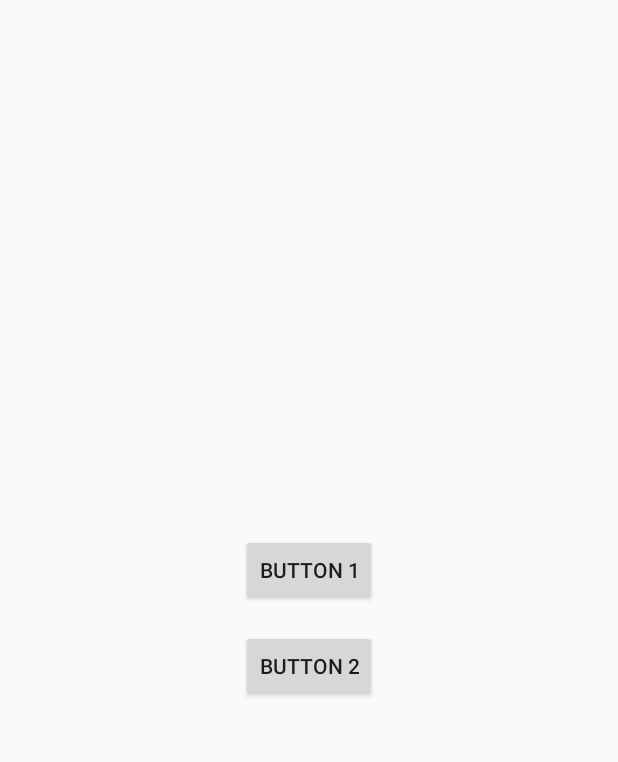
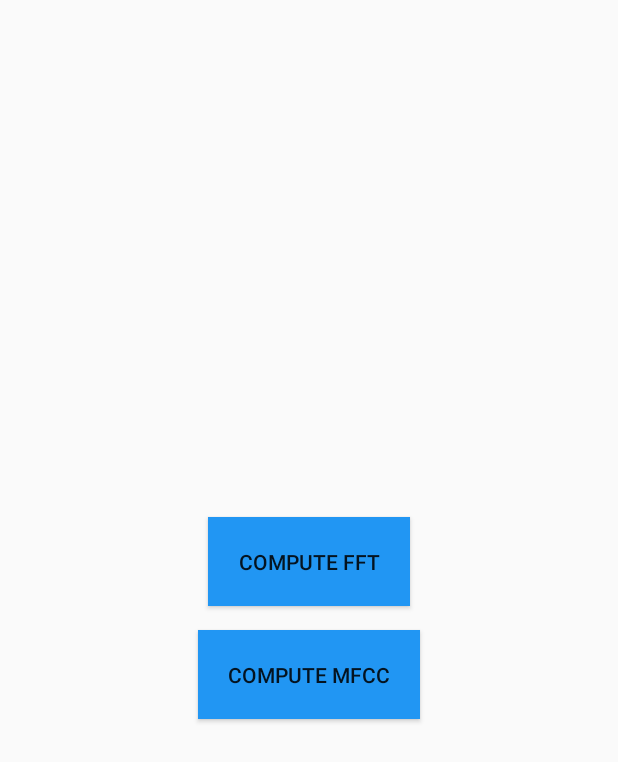
Before and after one commit to hissain/speech, an Android app: the screen it shows after launch (MainActivity), on a phone screen of 412 x 824 dp. Shown: the top 762 px of the screen. Run offline under Robolectric (Android 15) with nearby library versions, the phone set to English and light mode, and no system bars.

Commit message:
Added buttons

```diff
--- /dev/null
+++ b/SpeechRecognizer/app/src/main/java/com/hissain/speechrecognizer/MainActivity.java
@@ -0,0 +1,43 @@
+package com.hissain.speechrecognizer;
+import android.media.MediaPlayer;
+import android.os.Bundle;
+import android.view.View;
+import android.widget.Button;
+
+import androidx.activity.ComponentActivity;
+
+public class MainActivity extends ComponentActivity {
+
+    private MediaPlayer mediaPlayer;
+    private Button buttonFFT;
+    private Button buttonMFFC;
+
+    @Override
+    protected void onCreate(Bundle savedInstanceState) {
+        super.onCreate(savedInstanceState);
+        setContentView(R.layout.main_activity);
+
+        buttonFFT = findViewById(R.id.button_fft);
+        buttonMFFC = findViewById(R.id.button_mfcc);
+
+        buttonMFFC.setOnClickListener(new View.OnClickListener() {
+            @Override
+            public void onClick(View view) {
+                // do MFCC processing
+            }
+        });
+
+        // Load and play the .wav file
+        mediaPlayer = MediaPlayer.create(MainActivity.this, R.raw.sample); // `sample` is the name of your .wav file without extension
+        mediaPlayer.start(); // Start playing
+    }
+
+    @Override
+    protected void onDestroy() {
+        super.onDestroy();
+        if (mediaPlayer != null) {
+            mediaPlayer.release(); // Release the MediaPlayer when done
+            mediaPlayer = null;
+        }
+    }
+}
--- a/SpeechRecognizer/app/src/main/java/com/hissain/speechrecognizer/MainActivity.kt
+++ /dev/null
@@ -1,11 +0,0 @@
-package com.hissain.speechrecognizer
-
-import android.os.Bundle
-import androidx.activity.ComponentActivity
-
-class MainActivity : ComponentActivity() {
-    override fun onCreate(savedInstanceState: Bundle?) {
-        super.onCreate(savedInstanceState)
-        setContentView(R.layout.main_activity)
-    }
-}
--- a/SpeechRecognizer/app/src/main/res/layout/main_activity.xml
+++ b/SpeechRecognizer/app/src/main/res/layout/main_activity.xml
@@ -7,16 +7,20 @@
     android:padding="16dp">
 
     <Button
-        android:id="@+id/button1"
+        android:id="@+id/button_fft"
         android:layout_width="wrap_content"
         android:layout_height="wrap_content"
-        android:text="Button 1"
-        android:layout_marginBottom="16dp"/>
+        android:layout_marginBottom="16dp"
+        android:padding="20dp"
+        android:background="#2196F3"
+        android:text="Compute FFT" />
 
     <Button
-        android:id="@+id/button2"
+        android:id="@+id/button_mfcc"
         android:layout_width="wrap_content"
         android:layout_height="wrap_content"
-        android:text="Button 2"/>
+        android:padding="20dp"
+        android:background="#2196F3"
+        android:text="Compute MFCC" />
 
 </LinearLayout>
```
Also changed, not shown: 1 other file.
